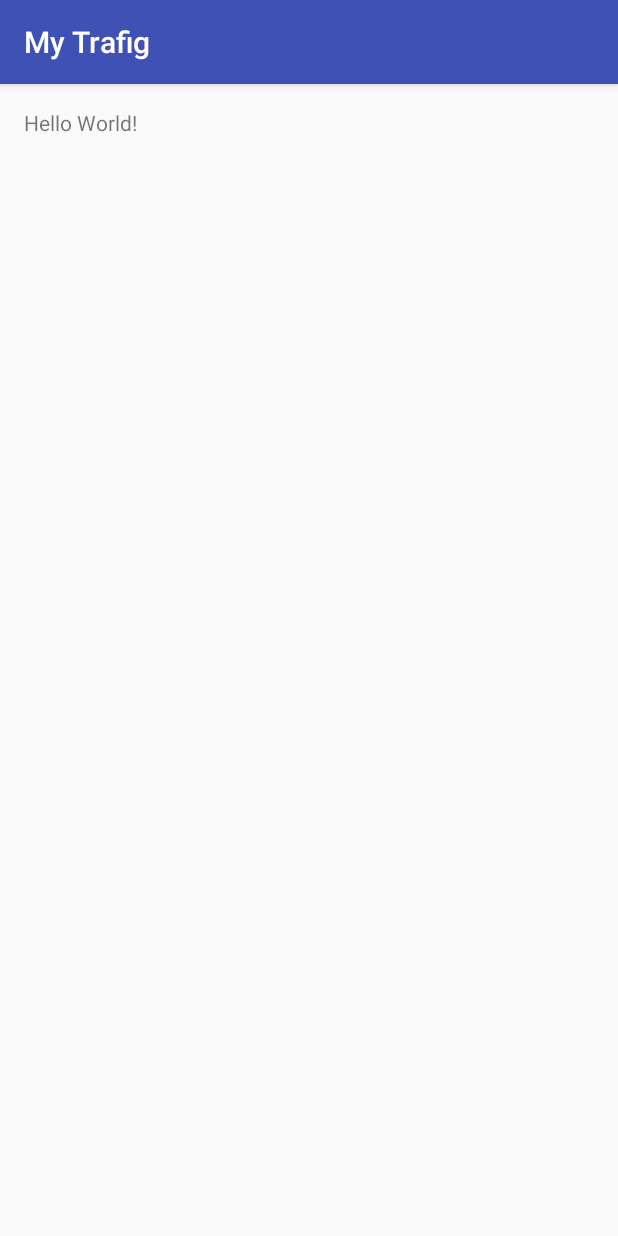
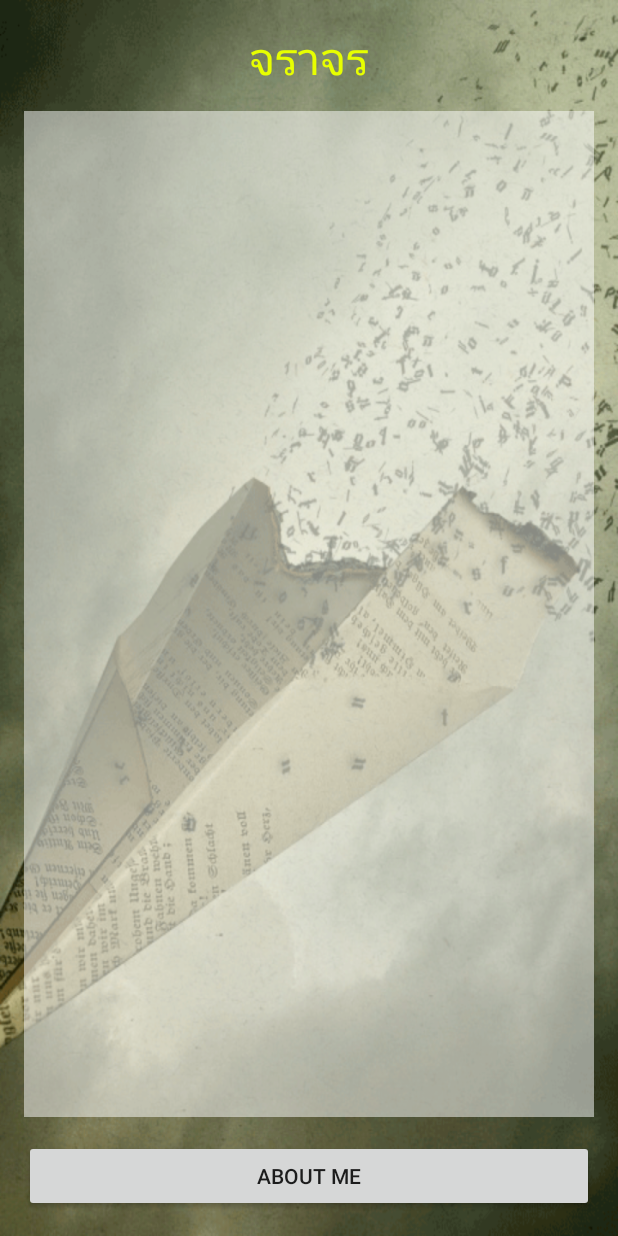
Before and after one commit to TChalermchai/My-Trafig123, an Android app: the screen it shows after launch (MainActivity), on a phone screen of 412 x 824 dp. Run offline under Robolectric (Android 15) with nearby library versions, the phone set to English and light mode, and no system bars.

Commit message:
ออกแบบ UI main แล้ว

```diff
--- a/app/src/main/res/layout/activity_main.xml
+++ b/app/src/main/res/layout/activity_main.xml
@@ -7,10 +7,32 @@
     android:paddingLeft="@dimen/activity_horizontal_margin"
     android:paddingRight="@dimen/activity_horizontal_margin"
     android:paddingTop="@dimen/activity_vertical_margin"
-    tools:context="com.chalouis.mytrafig.MainActivity">
+    tools:context="com.chalouis.mytrafig.MainActivity"
+    android:background="@drawable/bg10">
 
     <TextView
         android:layout_width="wrap_content"
         android:layout_height="wrap_content"
-        android:text="Hello World!" />
+        android:text="@string/titlemain"
+        android:id="@+id/textView"
+        android:textSize="@dimen/h3"
+        android:layout_centerHorizontal="true"
+        android:textColor="@color/text" />
+
+    <Button
+        android:layout_width="match_parent"
+        android:layout_height="wrap_content"
+        android:text="About me"
+        android:id="@+id/button"
+        android:layout_alignParentBottom="true" />
+
+    <ListView
+        android:layout_width="wrap_content"
+        android:layout_height="wrap_content"
+        android:id="@+id/listView"
+        android:layout_below="@+id/textView"
+        android:layout_above="@+id/button"
+        android:layout_marginTop="15dp"
+        android:layout_marginBottom="15dp"
+        android:background="#82ffffff" />
 </RelativeLayout>
--- a/app/src/main/res/values/colors.xml
+++ b/app/src/main/res/values/colors.xml
@@ -3,4 +3,7 @@
     <color name="colorPrimary">#3F51B5</color>
     <color name="colorPrimaryDark">#303F9F</color>
     <color name="colorAccent">#FF4081</color>
+
+    <color name="text">#e7ff00</color>
+
 </resources>
--- a/app/src/main/res/values/dimens.xml
+++ b/app/src/main/res/values/dimens.xml
@@ -2,4 +2,9 @@
     <!-- Default screen margins, per the Android Design guidelines. -->
     <dimen name="activity_horizontal_margin">16dp</dimen>
     <dimen name="activity_vertical_margin">16dp</dimen>
+
+    <dimen name="h1">50sp</dimen>
+    <dimen name="h2">20sp</dimen>
+    <dimen name="h3">30sp</dimen>
+
 </resources>
--- a/app/src/main/res/values/strings.xml
+++ b/app/src/main/res/values/strings.xml
@@ -1,3 +1,4 @@
 <resources>
     <string name="app_name">My Trafig</string>
+    <string name="titlemain">จราจร</string>
 </resources>
--- a/app/src/main/res/values/styles.xml
+++ b/app/src/main/res/values/styles.xml
@@ -1,7 +1,7 @@
 <resources>
 
     <!-- Base application theme. -->
-    <style name="AppTheme" parent="Theme.AppCompat.Light.DarkActionBar">
+    <style name="AppTheme" parent="Theme.AppCompat.Light.NoActionBar">
         <!-- Customize your theme here. -->
         <item name="colorPrimary">@color/colorPrimary</item>
         <item name="colorPrimaryDark">@color/colorPrimaryDark</item>
```
Also changed, not shown: app/src/main/res/drawable/bg10.png (added), app/src/main/res/drawable/bg100.png (added).
